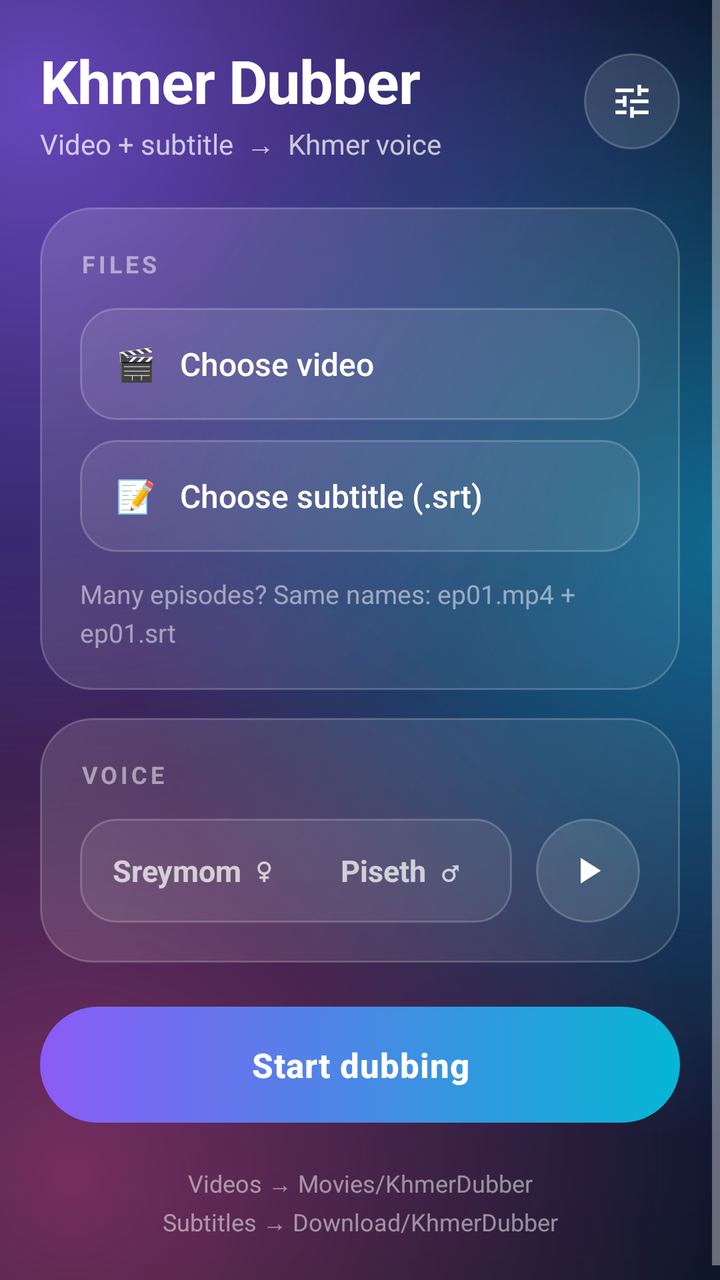
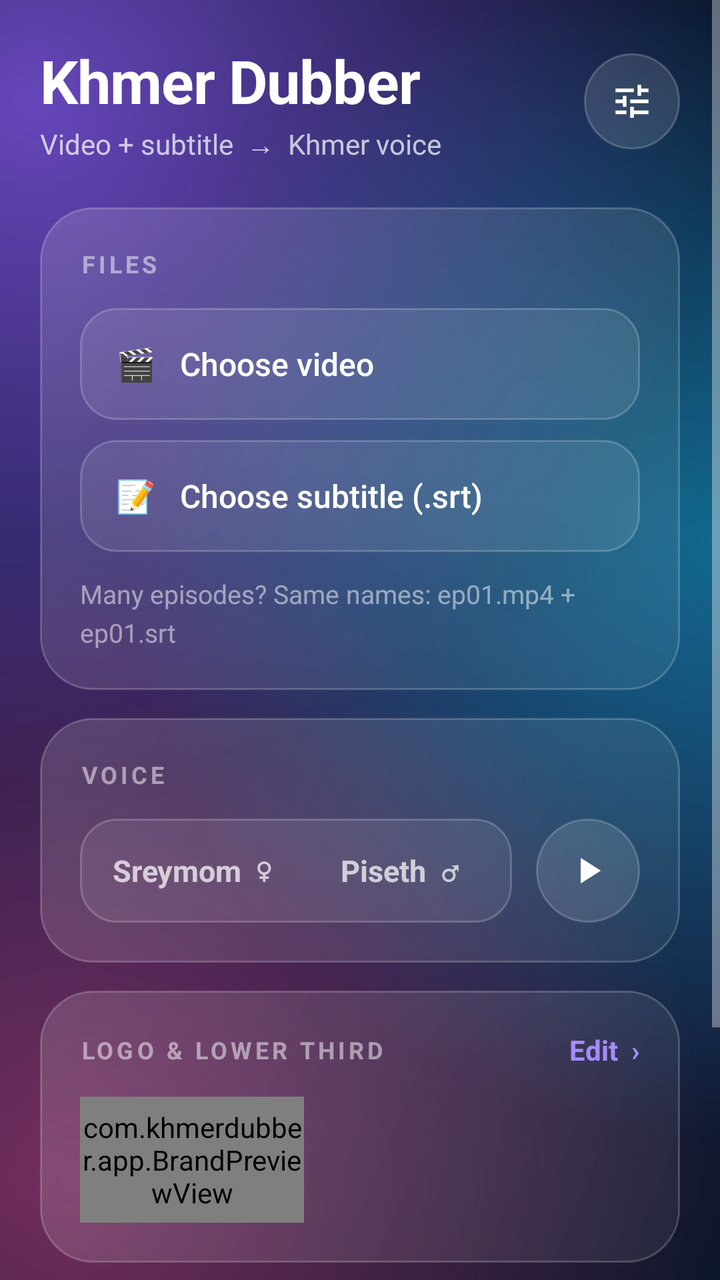

The first picture is an Android layout as it rendered before a commit; the second is the same layout after the commit. The layout source and the unified diff follow.
<!-- AndroidManifest.xml: application theme AppTheme -->
<!-- res/layout/activity_main.xml -->
<?xml version="1.0" encoding="utf-8"?>
<FrameLayout xmlns:android="http://schemas.android.com/apk/res/android"
    android:layout_width="match_parent"
    android:layout_height="match_parent">

<ScrollView
    android:id="@+id/scroll"
    android:layout_width="match_parent"
    android:layout_height="match_parent"
    android:clipToPadding="false"
    android:fillViewport="true"
    android:overScrollMode="never">

    <LinearLayout
        android:id="@+id/content"
        android:layout_width="match_parent"
        android:layout_height="wrap_content"
        android:orientation="vertical"
        android:paddingStart="20dp"
        android:paddingTop="20dp"
        android:paddingEnd="20dp"
        android:paddingBottom="28dp">

        
        <LinearLayout
            android:layout_width="match_parent"
            android:layout_height="wrap_content"
            android:gravity="center_vertical"
            android:orientation="horizontal">

            <LinearLayout
                android:layout_width="0dp"
                android:layout_height="wrap_content"
                android:layout_weight="1"
                android:orientation="vertical">

                <TextView
                    android:layout_width="wrap_content"
                    android:layout_height="wrap_content"
                    android:letterSpacing="-0.01"
                    android:text="Khmer Dubber"
                    android:textColor="@color/text"
                    android:textSize="30sp"
                    android:textStyle="bold" />

                <TextView
                    android:layout_width="wrap_content"
                    android:layout_height="wrap_content"
                    android:layout_marginTop="2dp"
                    android:text="Video + subtitle  →  Khmer voice"
                    android:textColor="@color/text2"
                    android:textSize="14sp" />
            </LinearLayout>

            <ImageButton
                android:id="@+id/btnSettings"
                style="@style/IconButton"
                android:contentDescription="Settings"
                android:src="@drawable/ic_tune" />
        </LinearLayout>

        
        <LinearLayout
            android:id="@+id/cardUpdate"
            style="@style/Glass"
            android:layout_marginTop="22dp"
            android:background="@drawable/glass_card_update"
            android:visibility="gone">

            <TextView
                android:id="@+id/txtUpdateTitle"
                android:layout_width="wrap_content"
                android:layout_height="wrap_content"
                android:textColor="@color/text"
                android:textSize="17sp"
                android:textStyle="bold" />

            <TextView
                android:id="@+id/txtUpdateNotes"
                android:layout_width="match_parent"
                android:layout_height="wrap_content"
                android:layout_marginTop="6dp"
                android:textColor="@color/text2"
                android:textSize="14sp" />

            <Button
                android:id="@+id/btnUpdate"
                style="@style/PrimaryButton"
                android:layout_width="match_parent"
                android:layout_height="48dp"
                android:layout_marginTop="14dp"
                android:background="@drawable/btn_update"
                android:text="Update now"
                android:textSize="15sp" />
        </LinearLayout>

        
        <LinearLayout
            style="@style/Glass"
            android:layout_marginTop="22dp">

            <TextView
                style="@style/Eyebrow"
                android:text="FILES" />

            <Button
                android:id="@+id/btnVideo"
                style="@style/GlassPick"
                android:layout_width="match_parent"
                android:layout_marginTop="14dp"
                android:text="🎬   Choose video" />

            <Button
                android:id="@+id/btnSubtitle"
                style="@style/GlassPick"
                android:layout_width="match_parent"
                android:layout_marginTop="10dp"
                android:text="📝   Choose subtitle (.srt)" />

            <LinearLayout
                android:layout_width="match_parent"
                android:layout_height="wrap_content"
                android:layout_marginTop="12dp"
                android:gravity="center_vertical"
                android:orientation="horizontal">

                <TextView
                    android:id="@+id/txtPairs"
                    android:layout_width="0dp"
                    android:layout_height="wrap_content"
                    android:layout_weight="1"
                    android:lineSpacingExtra="4dp"
                    android:text="Many episodes? Same names: ep01.mp4 + ep01.srt"
                    android:textColor="@color/text3"
                    android:textSize="13sp" />

                <TextView
                    android:id="@+id/btnClear"
                    android:layout_width="wrap_content"
                    android:layout_height="wrap_content"
                    android:background="?android:attr/selectableItemBackgroundBorderless"
                    android:padding="8dp"
                    android:text="Clear"
                    android:textColor="@color/accent"
                    android:textSize="14sp"
                    android:textStyle="bold"
                    android:visibility="gone" />
            </LinearLayout>
        </LinearLayout>

        
        <LinearLayout
            style="@style/Glass"
            android:layout_marginTop="14dp">

            <TextView
                style="@style/Eyebrow"
                android:text="VOICE" />

            <LinearLayout
                android:layout_width="match_parent"
                android:layout_height="wrap_content"
                android:layout_marginTop="14dp"
                android:gravity="center_vertical"
                android:orientation="horizontal">

                <RadioGroup
                    android:id="@+id/rgVoice"
                    android:layout_width="0dp"
                    android:layout_height="wrap_content"
                    android:layout_weight="1"
                    android:background="@drawable/seg_bg"
                    android:orientation="horizontal"
                    android:padding="4dp">

                    <RadioButton
                        android:id="@+id/rbFemale"
                        style="@style/Segment"
                        android:text="Sreymom  ♀" />

                    <RadioButton
                        android:id="@+id/rbMale"
                        style="@style/Segment"
                        android:text="Piseth  ♂" />
                </RadioGroup>

                <ImageButton
                    android:id="@+id/btnPreview"
                    style="@style/IconButton"
                    android:layout_width="52dp"
                    android:layout_height="52dp"
                    android:layout_marginStart="12dp"
                    android:contentDescription="Listen to voice"
                    android:src="@drawable/ic_play" />
            </LinearLayout>
        </LinearLayout>

        <Button
            android:id="@+id/btnStart"
            style="@style/PrimaryButton"
            android:layout_width="match_parent"
            android:layout_marginTop="22dp"
            android:text="Start dubbing" />

        
        <LinearLayout
            android:id="@+id/cardProgress"
            style="@style/Glass"
            android:layout_marginTop="14dp"
            android:visibility="gone">

            <TextView
                android:id="@+id/txtStatus"
                android:layout_width="match_parent"
                android:layout_height="wrap_content"
                android:textColor="@color/text"
                android:textSize="16sp"
                android:textStyle="bold" />

            <ProgressBar
                android:id="@+id/progress"
                style="@android:style/Widget.Material.ProgressBar.Horizontal"
                android:layout_width="match_parent"
                android:layout_height="8dp"
                android:layout_marginTop="14dp"
                android:max="1000"
                android:progressDrawable="@drawable/progress_glass" />

            <TextView
                android:id="@+id/txtDetail"
                android:layout_width="match_parent"
                android:layout_height="wrap_content"
                android:layout_marginTop="8dp"
                android:textColor="@color/text2"
                android:textSize="13sp" />

            <TextView
                android:id="@+id/txtLog"
                android:layout_width="match_parent"
                android:layout_height="wrap_content"
                android:layout_marginTop="14dp"
                android:background="@drawable/log_bg"
                android:fontFamily="monospace"
                android:lineSpacingExtra="2dp"
                android:padding="14dp"
                android:textColor="#D9FFFFFF"
                android:textIsSelectable="true"
                android:textSize="12sp" />

            <LinearLayout
                android:layout_width="match_parent"
                android:layout_height="wrap_content"
                android:layout_marginTop="14dp"
                android:orientation="horizontal">

                <Button
                    android:id="@+id/btnStop"
                    style="@style/GlassButton"
                    android:layout_width="wrap_content"
                    android:text="■  Stop" />

                <Button
                    android:id="@+id/btnPlay"
                    style="@style/GlassButton"
                    android:layout_width="wrap_content"
                    android:layout_marginStart="10dp"
                    android:text="▶  Play result" />
            </LinearLayout>
        </LinearLayout>

        <TextView
            android:layout_width="match_parent"
            android:layout_height="wrap_content"
            android:layout_marginTop="22dp"
            android:gravity="center"
            android:lineSpacingExtra="3dp"
            android:text="Videos → Movies/KhmerDubber\nSubtitles → Download/KhmerDubber"
            android:textColor="@color/text3"
            android:textSize="12sp" />
    </LinearLayout>
</ScrollView>

    
    <View
        android:id="@+id/statusScrim"
        android:layout_width="match_parent"
        android:layout_height="0dp"
        android:layout_gravity="top"
        android:background="@drawable/scrim_top" />
</FrameLayout>
<!-- resources referenced by this layout -->
<resources>
  <color name="accent">#A78BFA</color>
  <color name="text">#FFFFFF</color>
  <color name="text2">#B8FFFFFF</color>
  <color name="text3">#80FFFFFF</color>
  <!-- drawable glass_card_update (drawable) -->
  <?xml version="1.0" encoding="utf-8"?>
  <shape xmlns:android="http://schemas.android.com/apk/res/android" android:shape="rectangle">
      <gradient android:angle="315" android:startColor="#334ADE80" android:endColor="#0F4ADE80" />
      <corners android:radius="26dp" />
      <stroke android:width="1dp" android:color="#804ADE80" />
  </shape>
  <!-- drawable ic_play (drawable) -->
  <?xml version="1.0" encoding="utf-8"?>
  <vector xmlns:android="http://schemas.android.com/apk/res/android"
      android:width="22dp" android:height="22dp" android:viewportWidth="24" android:viewportHeight="24">
      <path android:fillColor="#FFFFFF" android:pathData="M8,5v14l11,-7z" />
  </vector>
  <!-- drawable log_bg (drawable) -->
  <?xml version="1.0" encoding="utf-8"?>
  <shape xmlns:android="http://schemas.android.com/apk/res/android" android:shape="rectangle">
      <solid android:color="#40000000" />
      <corners android:radius="16dp" />
  </shape>
  <!-- drawable scrim_top (drawable) -->
  <?xml version="1.0" encoding="utf-8"?>
  <shape xmlns:android="http://schemas.android.com/apk/res/android" android:shape="rectangle">
      <gradient android:angle="270" android:startColor="#F00B1026" android:centerColor="#B30B1026"
          android:endColor="#000B1026" />
  </shape>
  <!-- drawable seg_bg (drawable) -->
  <?xml version="1.0" encoding="utf-8"?>
  <shape xmlns:android="http://schemas.android.com/apk/res/android" android:shape="rectangle">
      <solid android:color="#14FFFFFF" />
      <corners android:radius="18dp" />
      <stroke android:width="1dp" android:color="@color/glass_line" />
  </shape>
  <style name="Eyebrow">
          <item name="android:layout_width">wrap_content</item>
          <item name="android:layout_height">wrap_content</item>
          <item name="android:textSize">12sp</item>
          <item name="android:letterSpacing">0.14</item>
          <item name="android:textColor">@color/text3</item>
          <item name="android:textStyle">bold</item>
      </style>
  <style name="Glass">
          <item name="android:layout_width">match_parent</item>
          <item name="android:layout_height">wrap_content</item>
          <item name="android:orientation">vertical</item>
          <item name="android:padding">20dp</item>
          <item name="android:background">@drawable/glass_card</item>
      </style>
  <style name="IconButton">
          <item name="android:layout_width">48dp</item>
          <item name="android:layout_height">48dp</item>
          <item name="android:background">@drawable/glass_circle</item>
          <item name="android:tint">@color/text</item>
          <item name="android:scaleType">center</item>
      </style>
  <color name="violet">#8B5CF6</color>
  <color name="cyan">#06B6D4</color>
  <color name="glass_line">#33FFFFFF</color>
  <!-- drawable glass_circle (drawable) -->
  <?xml version="1.0" encoding="utf-8"?>
  <ripple xmlns:android="http://schemas.android.com/apk/res/android" android:color="#33FFFFFF">
      <item>
          <shape android:shape="oval">
              <solid android:color="#1FFFFFFF" />
              <stroke android:width="1dp" android:color="@color/glass_line" />
          </shape>
      </item>
  </ripple>
  <color name="bg_mid">#1E1B4B</color>
  <color name="bg_top">#0B1026</color>
  <color name="glass_hi">#24FFFFFF</color>
  <color name="glass_lo">#0FFFFFFF</color>
  <color name="bg_bottom">#0F172A</color>
  <!-- unchanged entries left out for length: 13 -->
</resources>

<!-- the commit's change to res/layout/activity_main.xml (unified diff, before → after) -->
@@ -192,6 +192,59 @@
                     android:layout_marginStart="12dp"
                     android:contentDescription="Listen to voice"
                     android:src="@drawable/ic_play" />
+            </LinearLayout>
+        </LinearLayout>
+
+        
+        <LinearLayout
+            android:id="@+id/cardBrand"
+            style="@style/Glass"
+            android:layout_marginTop="14dp"
+            android:background="@drawable/glass_card_tap"
+            android:clickable="true"
+            android:focusable="true">
+
+            <LinearLayout
+                android:layout_width="match_parent"
+                android:layout_height="wrap_content"
+                android:gravity="center_vertical"
+                android:orientation="horizontal">
+
+                <TextView
+                    style="@style/Eyebrow"
+                    android:layout_width="0dp"
+                    android:layout_weight="1"
+                    android:text="LOGO &amp; LOWER THIRD" />
+
+                <TextView
+                    android:layout_width="wrap_content"
+                    android:layout_height="wrap_content"
+                    android:text="Edit  ›"
+                    android:textColor="@color/accent"
+                    android:textSize="14sp"
+                    android:textStyle="bold" />
+            </LinearLayout>
+
+            <LinearLayout
+                android:layout_width="match_parent"
+                android:layout_height="wrap_content"
+                android:layout_marginTop="14dp"
+                android:gravity="center_vertical"
+                android:orientation="horizontal">
+
+                <com.khmerdubber.app.BrandPreviewView
+                    android:id="@+id/brandThumb"
+                    android:layout_width="112dp"
+                    android:layout_height="63dp" />
+
+                <TextView
+                    android:id="@+id/txtBrand"
+                    android:layout_width="0dp"
+                    android:layout_height="wrap_content"
+                    android:layout_marginStart="14dp"
+                    android:layout_weight="1"
+                    android:lineSpacingExtra="4dp"
+                    android:textSize="14sp" />
             </LinearLayout>
         </LinearLayout>
 
<!-- resource entries referenced after the edit -->
@@ -4,6 +4,11 @@
   <color name="text">#FFFFFF</color>
   <color name="text2">#B8FFFFFF</color>
   <color name="text3">#80FFFFFF</color>
+  <!-- drawable glass_card_tap (drawable) -->
+  <?xml version="1.0" encoding="utf-8"?>
+  <ripple xmlns:android="http://schemas.android.com/apk/res/android" android:color="#26FFFFFF">
+      <item android:drawable="@drawable/glass_card" />
+  </ripple>
   <!-- drawable glass_card_update (drawable) -->
   <?xml version="1.0" encoding="utf-8"?>
   <shape xmlns:android="http://schemas.android.com/apk/res/android" android:shape="rectangle">
